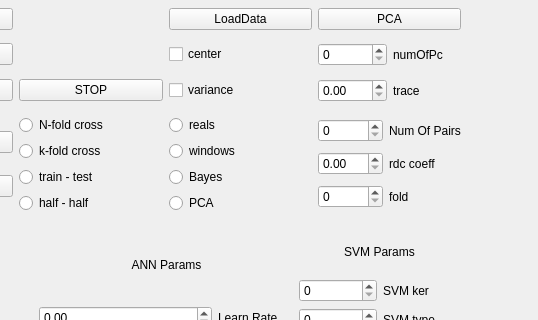
First picture: the form in net.ui, repository ArtfulVampire/SecondGUIrepo, before the edit; both pictures show x 151 to 689 and y 0 to 320 of the 689 by 515 pixel window.
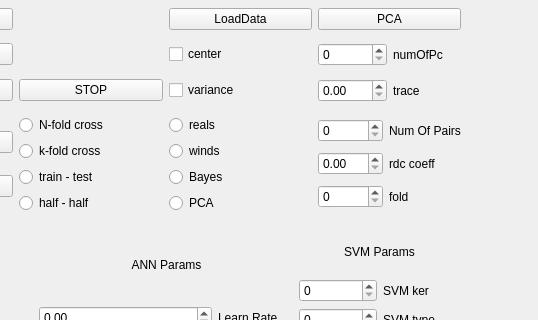
Second picture: the form after the edit.

Commit message: Changed Realisations to Reals and windows to winds

What changed in the file:
```diff
--- a/net.ui
+++ b/net.ui
@@ -211,7 +211,7 @@
       <item>
        <widget class="QRadioButton" name="windowsRadioButton">
         <property name="text">
-         <string>windows</string>
+         <string>winds</string>
         </property>
        </widget>
       </item>
```
Left out of the diff: 2 changed lines with no effect on the pictures. The commit also changes 17 other files.
